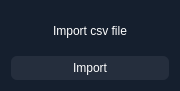
The window that messages.ui (cyperleg/twitter_bot) describes before a commit, drawn with Qt 5.
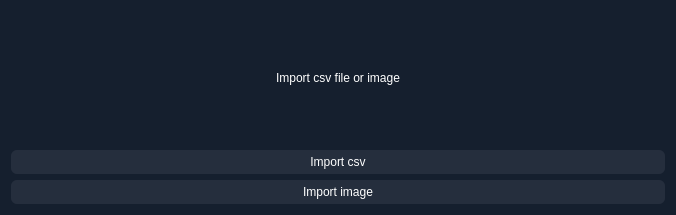
The same window after the commit.

Commit message: Finish group_app.py Finish message_app.py Add scv examples

The edit to the form file:
```diff
--- a/messages.ui
+++ b/messages.ui
@@ -6,8 +6,8 @@
    <rect>
     <x>0</x>
     <y>0</y>
-    <width>180</width>
-    <height>91</height>
+    <width>676</width>
+    <height>215</height>
    </rect>
   </property>
   <property name="windowTitle">
@@ -26,7 +26,7 @@
      <item>
       <widget class="QLabel" name="label">
        <property name="text">
-        <string>Import csv file</string>
+        <string>Import csv file or image</string>
        </property>
        <property name="alignment">
         <set>Qt::AlignCenter</set>
@@ -45,7 +45,23 @@
 </string>
        </property>
        <property name="text">
-        <string>Import</string>
+        <string>Import csv</string>
+       </property>
+      </widget>
+     </item>
+     <item>
+      <widget class="QPushButton" name="image_button">
+       <property name="styleSheet">
+        <string notr="true">QPushButton {
+    background-color: #252e3d; 
+    border-radius: 6px;
+	padding-top: 5px;
+	padding-bottom: 5px;
+}
+</string>
+       </property>
+       <property name="text">
+        <string>Import image</string>
        </property>
       </widget>
      </item>
```
The commit also changes 5 other files.
